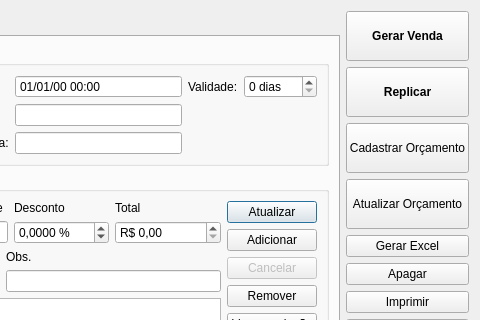
Above: ui/orcamento.ui from lellisls/ERP-STACCATO before the change; both pictures show x 518 to 998 and y 0 to 320 of the 998 by 707 pixel window. Below: the same form after it.
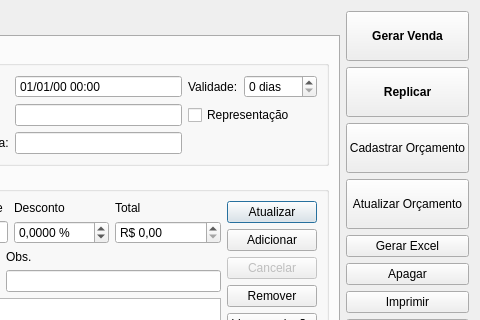
That is the form after the change. Custom widgets are drawn as their Qt base class.

```diff
--- a/ui/orcamento.ui
+++ b/ui/orcamento.ui
@@ -380,6 +380,13 @@
                 </property>
                </widget>
               </item>
+              <item row="1" column="1">
+               <widget class="QCheckBox" name="checkBoxRepresentacao">
+                <property name="text">
+                 <string>Representação</string>
+                </property>
+               </widget>
+              </item>
              </layout>
             </item>
            </layout>
```
Left out of the diff: 3 changed lines with no effect on the pictures.
